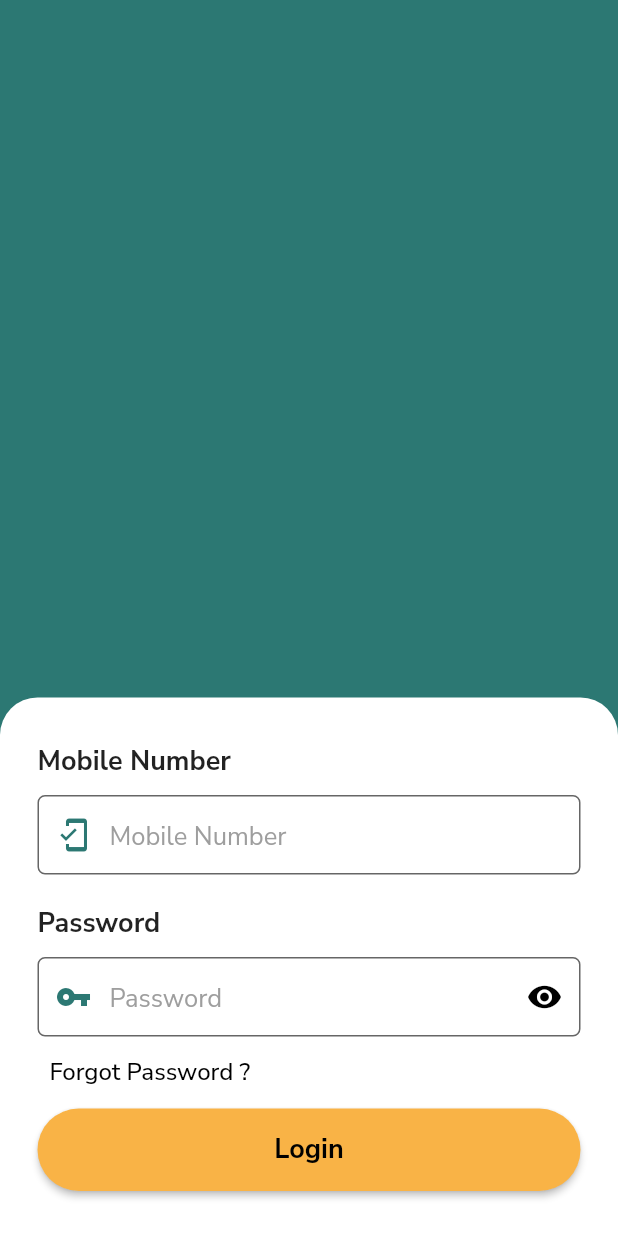
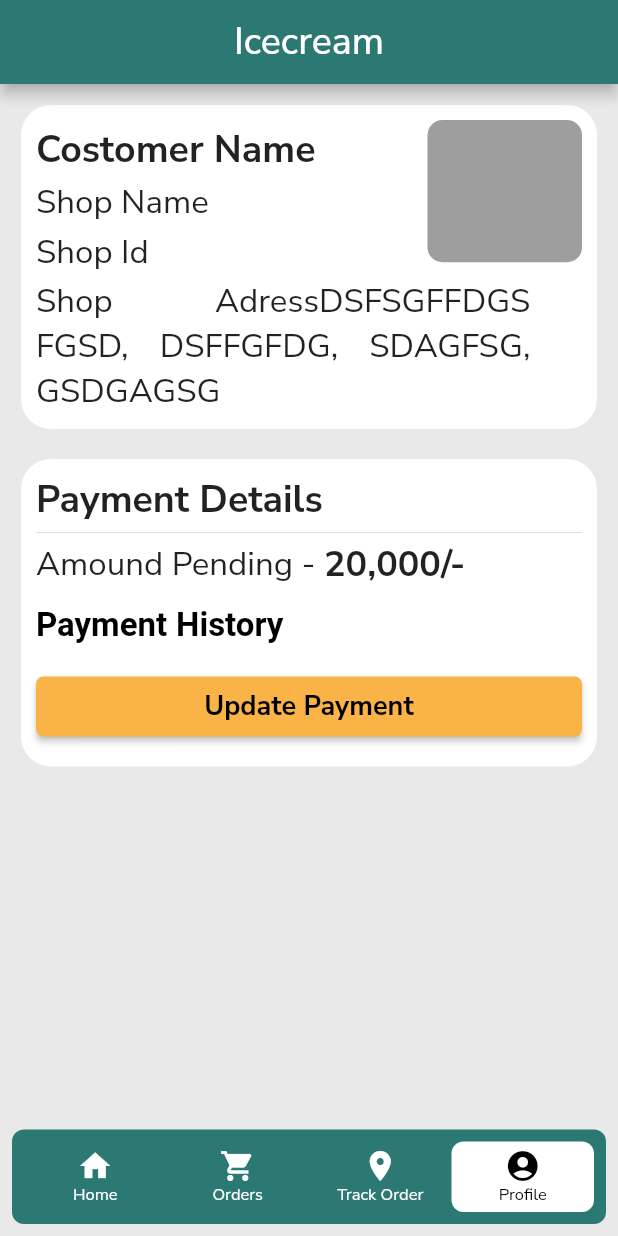
Before and after one commit to prashobkanhangad/adhilapp, a Flutter app: the screen it shows after launch, on a phone screen of 412 x 824 dp. Run offline on Flutter 3.47's test engine with Material 2 defaults, Android fonts, the phone set to English and light mode, and no system bars; drawn by our look-alikes of floating_bottom_navigation_bar; our stand-ins replace google_fonts.

Commit message:
profile payment added

```diff
--- a/lib/core/core.dart
+++ b/lib/core/core.dart
@@ -9,6 +9,7 @@ const kgreycolor =Color.fromARGB(255, 158, 158, 158);
 const kashcolor =Color.fromARGB(255, 233, 233, 233);
 
 
+
 // color ends here
 const heigh10 = SizedBox(height: 10);
 const heigh20 = SizedBox(height: 20);
--- a/lib/main.dart
+++ b/lib/main.dart
@@ -16,13 +16,9 @@ class MyApp extends StatelessWidget {
     return MaterialApp(
       debugShowCheckedModeBanner: false,
       theme: ThemeData(
-        primarySwatch: Colors.blue,
-
-
-       fontFamily: GoogleFonts.nunitoSans().fontFamily,
-       scaffoldBackgroundColor: kprimarycolor
-      ),
-
+          primarySwatch: Colors.blue,
+          fontFamily: GoogleFonts.nunitoSans().fontFamily,
+          scaffoldBackgroundColor: kashcolor),
       home: const SpashScreen(),
     );
   }
--- /dev/null
+++ b/lib/presentation/homescreen/homescreen.dart
@@ -0,0 +1,45 @@
+import 'package:adil_project/core/core.dart';
+import 'package:adil_project/presentation/homescreen/widgets/icecreammodel.dart';
+import 'package:flutter/material.dart';
+
+class HomeScreen extends StatelessWidget {
+  const HomeScreen({super.key});
+
+  @override
+  Widget build(BuildContext context) {
+    return Scaffold(
+
+      body: SafeArea(
+          child: Container(
+        child: Padding(
+          padding: const EdgeInsets.all(10.0),
+          child: Column(
+            children: [
+              Row(
+                children: const [
+                  IcecreamModelWidget(title: 'model'),
+                  width10,
+                  IcecreamModelWidget(title: 'title')
+                ],
+              ),heigh10,
+               Row(
+                children: const [
+                  IcecreamModelWidget(title: 'model'),
+                  width10,
+                  IcecreamModelWidget(title: 'title')
+                ],
+              ),heigh10, Row(
+                children: const [
+                  IcecreamModelWidget(title: 'model'),
+                  width10,
+                  IcecreamModelWidget(title: 'title')
+                ],
+              )
+
+            ],
+          ),
+        ),
+      )),
+    );
+  }
+}
--- /dev/null
+++ b/lib/presentation/homescreen/widgets/icecreammodel.dart
@@ -0,0 +1,18 @@
+import 'package:adil_project/core/core.dart';
+import 'package:flutter/material.dart';
+
+class IcecreamModelWidget extends StatelessWidget {
+ final String title;
+  const IcecreamModelWidget({super.key, required this.title});
+
+  @override
+  Widget build(BuildContext context) {
+    final screensize = MediaQuery.of(context).size;
+    return Container(
+      width: (screensize.width/2)-15,
+      height: 120,
+      decoration: BoxDecoration(color: kprimarycolor, borderRadius: BorderRadius.circular(5)),
+      child: Center(child: Text(title, style: TextStyle(color: kyellowcolor),)),
+    );
+  }
+}
--- a/lib/presentation/loginscreen/loginscreen.dart
+++ b/lib/presentation/loginscreen/loginscreen.dart
@@ -1,4 +1,6 @@
 import 'package:adil_project/core/core.dart';
+import 'package:adil_project/presentation/homescreen/homescreen.dart';
+import 'package:adil_project/presentation/navigationbar/navigationbar.dart';
 import 'package:flutter/material.dart';
 
 class LoginScreen extends StatelessWidget {
@@ -21,7 +23,7 @@ class LoginScreen extends StatelessWidget {
         color: kprimarycolor,
         child: Column(
           children: [
-            Spacer(),
+            const Spacer(),
             Container(
               // height: screenheight / 2,
               width: screenwidth,
@@ -46,7 +48,7 @@ class LoginScreen extends StatelessWidget {
                       ),
                       heigh10,
                       TextFormField(
-                        style: TextStyle(fontSize: 20),
+                        style: const TextStyle(fontSize: 20),
                         autofocus: false,
                         controller: emailcontroller,
                         keyboardType: TextInputType.phone,
@@ -78,7 +80,8 @@ class LoginScreen extends StatelessWidget {
                           border: OutlineInputBorder(
                               borderRadius: BorderRadius.circular(5)),
                           hintText: 'Mobile Number',
-                          hintStyle: const TextStyle(fontSize: 17, color: kgreycolor),
+                          hintStyle:
+                              const TextStyle(fontSize: 17, color: kgreycolor),
                         ),
                       ),
                       heigh20,
@@ -89,7 +92,7 @@ class LoginScreen extends StatelessWidget {
                       ),
                       heigh10,
                       TextFormField(
-                        style: TextStyle(fontSize: 20),
+                        style: const TextStyle(fontSize: 20),
                         autofocus: false,
                         obscureText: true,
                         controller: passwordcontroller,
@@ -112,8 +115,8 @@ class LoginScreen extends StatelessWidget {
                               horizontal: 10.0,
                             ),
                             prefixIcon:
-                                Icon(Icons.vpn_key, color: kprimarycolor),
-                            suffixIcon: Icon(
+                                const Icon(Icons.vpn_key, color: kprimarycolor),
+                            suffixIcon: const Icon(
                               Icons.remove_red_eye,
                               color: kblackcolor,
                             ),
@@ -123,22 +126,29 @@ class LoginScreen extends StatelessWidget {
                             border: OutlineInputBorder(
                                 borderRadius: BorderRadius.circular(5)),
                             hintText: 'Password',
-                            hintStyle: const TextStyle(fontSize: 17, color: kgreycolor)),
+                            hintStyle: const TextStyle(
+                                fontSize: 17, color: kgreycolor)),
                       ),
                       TextButton(
                           onPressed: () {},
                           child: const Text(
                             'Forgot Password ?',
-                            style: TextStyle(fontSize: 16, color: kblackcolor, ),
+                            style: TextStyle(
+                              fontSize: 16,
+                              color: kblackcolor,
+                            ),
                           )),
                       SizedBox(
                         width: double.maxFinite,
                         height: 55,
                         child: ElevatedButton(
-                          onPressed: () {},
+                          onPressed: () {      Navigator.of(context).push(MaterialPageRoute(
+                                  builder: (context) =>  BottomnavScreen(selectedindex: 3,)));},
                           style: ButtonStyle(
-                            backgroundColor: MaterialStateProperty.all<Color>(kyellowcolor),
-                            foregroundColor: MaterialStateProperty.all<Color>(kblackcolor),
+                            backgroundColor:
+                                MaterialStateProperty.all<Color>(kyellowcolor),
+                            foregroundColor:
+                                MaterialStateProperty.all<Color>(kblackcolor),
                             shape: MaterialStateProperty.all<
                                 RoundedRectangleBorder>(
                               RoundedRectangleBorder(
@@ -146,14 +156,14 @@ class LoginScreen extends StatelessWidget {
                               ),
                             ),
                           ),
-                          child: const Text(
-                            'Login',
-                            style: TextStyle(
-                                fontSize: 18, fontWeight: FontWeight.bold),
+                          child:  const Text('Login',
+                                style: TextStyle(
+                                    fontSize: 18, fontWeight: FontWeight.bold)),
                           ),
-                        ),
+
                       ),
-                     heigh20,heigh10
+                      heigh20,
+                      heigh10
                     ],
                   ),
                 ),
--- /dev/null
+++ b/lib/presentation/navigationbar/navigationbar.dart
@@ -0,0 +1,69 @@
+import 'package:adil_project/core/core.dart';
+import 'package:adil_project/presentation/homescreen/homescreen.dart';
+import 'package:adil_project/presentation/profile/profilescreen.dart';
+import 'package:adil_project/presentation/track/trackscreen.dart';
+import 'package:floating_bottom_navigation_bar/floating_bottom_navigation_bar.dart';
+import 'package:flutter/material.dart';
+
+class BottomnavScreen extends StatefulWidget {
+  int selectedindex;
+  BottomnavScreen({
+    required this.selectedindex,
+    super.key,
+  });
+
+  @override
+  State<BottomnavScreen> createState() => _BottomNavState();
+}
+
+class _BottomNavState extends State<BottomnavScreen> {
+  @override
+  void initState() {
+    // TODO: implement initState
+
+    super.initState();
+  }
+
+  // int _currentSelectedIndex = widget.selectedindex;
+
+  final pages = [
+    const HomeScreen(),
+    const HomeScreen(),
+     TrackScreen(),
+    const ProfileScreen(),
+  ];
+
+  @override
+  Widget build(BuildContext context) {
+    return Scaffold(
+      appBar: AppBar(
+        automaticallyImplyLeading: false,
+        backgroundColor: kprimarycolor,
+        leadingWidth: 70,
+        title: const Text(
+          'Icecream',
+          style: TextStyle(fontSize: 25),
+        ),
+        centerTitle: true,
+      ),
+      //If you want to show body behind the navbar, it should be true
+      extendBody: true,
+      body: pages[widget.selectedindex],
+      bottomNavigationBar: FloatingNavbar(
+        backgroundColor: kprimarycolor,
+        currentIndex: widget.selectedindex,
+        onTap: (newIndex) {
+          setState(() {
+            widget.selectedindex = newIndex;
+          });
+        },
+        items: [
+          FloatingNavbarItem(icon: Icons.home, title: 'Home'),
+          FloatingNavbarItem(icon: Icons.shopping_cart, title: 'Orders'),
+          FloatingNavbarItem(icon: Icons.location_on, title: 'Track Order'),
+          FloatingNavbarItem(icon: Icons.account_circle, title: 'Profile'),
+        ],
+      ),
+    );
+  }
+}
--- /dev/null
+++ b/lib/presentation/profile/profilescreen.dart
@@ -0,0 +1,25 @@
+import 'package:adil_project/core/core.dart';
+import 'package:adil_project/presentation/profile/widgets/secondContainer.dart';
+import 'package:adil_project/presentation/profile/widgets/topcontainer.dart';
+import 'package:flutter/material.dart';
+
+class ProfileScreen extends StatelessWidget {
+  const ProfileScreen({super.key});
+
+  @override
+  Widget build(BuildContext context) {
+    return Scaffold(
+      body: SafeArea(
+          child: Padding(
+        padding: const EdgeInsets.all(14.0),
+        child: Column(
+          children: const [
+            topContainer(),
+            heigh20,
+            SecondContainer(),
+          ],
+        ),
+      )),
+    );
+  }
+}
--- /dev/null
+++ b/lib/presentation/profile/widgets/secondContainer.dart
@@ -0,0 +1,79 @@
+import 'package:adil_project/core/core.dart';
+import 'package:flutter/cupertino.dart';
+import 'package:flutter/material.dart';
+
+class SecondContainer extends StatelessWidget {
+  const SecondContainer({super.key});
+
+  @override
+  Widget build(BuildContext context) {
+    return Container(
+      width: double.maxFinite,
+      // height: 200,
+      decoration: BoxDecoration(
+          borderRadius: BorderRadius.circular(20), color: kwhitecolor),
+      child: Padding(
+        padding: const EdgeInsets.all(10.0),
+        child: Column(
+          crossAxisAlignment: CrossAxisAlignment.start,
+          children: [
+            const Text(
+              'Payment Details ',
+              style: TextStyle(fontSize: 25, fontWeight: FontWeight.bold),
+            ),
+            Divider(
+              height: 10,
+            ),
+            Row(
+              children: const [
+                Text('Amound Pending - ',
+                    style: TextStyle(
+                      fontSize: 22,
+                    )),
+                Text('20,000/-',
+                    style:
+                        TextStyle(fontSize: 24, fontWeight: FontWeight.bold)),
+              ],
+            ),
+            TextButton(
+                style: TextButton.styleFrom(foregroundColor: kblackcolor,
+                    padding: EdgeInsets.zero,
+                  textStyle: TextStyle(fontSize: 22, fontWeight: FontWeight.bold)
+                    ),
+                onPressed: () {},
+                child: const Text(
+                  'Payment History',
+
+                  // TextStyle(
+                  //     fontSize: 22,
+                  //     fontWeight: FontWeight.bold,
+                  //     color: kblackcolor),
+                )),
+            heigh10,
+            SizedBox(
+              width: double.maxFinite,
+              height: 40,
+              child: ElevatedButton(
+                onPressed: () {},
+                style: ButtonStyle(
+                  backgroundColor:
+                      MaterialStateProperty.all<Color>(kyellowcolor),
+                  foregroundColor:
+                      MaterialStateProperty.all<Color>(kblackcolor),
+                  shape: MaterialStateProperty.all<RoundedRectangleBorder>(
+                    RoundedRectangleBorder(
+                      borderRadius: BorderRadius.circular(5.0),
+                    ),
+                  ),
+                ),
+                child: const Text('Update Payment',
+                    style:
+                        TextStyle(fontSize: 18, fontWeight: FontWeight.bold)),
+              ),
+            ),heigh10
+          ],
+        ),
+      ),
+    );
+  }
+}
--- /dev/null
+++ b/lib/presentation/profile/widgets/topcontainer.dart
@@ -0,0 +1,93 @@
+// ignore_for_file: prefer_const_literals_to_create_immutables
+
+import 'package:adil_project/core/core.dart';
+import 'package:flutter/cupertino.dart';
+
+class topContainer extends StatelessWidget {
+  const topContainer({super.key});
+
+  @override
+  Widget build(BuildContext context) {
+    final screenwidth = MediaQuery.of(context).size.width;
+    return Container(
+      width: double.maxFinite,
+      // height: 200,
+      decoration: BoxDecoration(
+          color: kwhitecolor, borderRadius: BorderRadius.circular(20)),
+      child: Padding(
+        padding: const EdgeInsets.all(10.0),
+        child: Column(
+          crossAxisAlignment: CrossAxisAlignment.start,
+          children: [
+            Row(
+              crossAxisAlignment: CrossAxisAlignment.start,
+              children: [
+                Column(
+                  crossAxisAlignment: CrossAxisAlignment.start,
+                  children: [
+                    const SizedBox(
+                      height: 3,
+                    ),
+                    SizedBox(
+                      width: screenwidth * 0.6,
+                      child: const Text(
+                        'Costomer Name ',
+                        style: TextStyle(
+                            fontSize: 25, fontWeight: FontWeight.bold),
+                        maxLines: 2,
+                      ),
+                    ),
+                    const SizedBox(
+                      height: 3,
+                    ),
+                    SizedBox(
+                      width: screenwidth * 0.6,
+                      child: const Text(
+                        'Shop Name ',
+                        textAlign: TextAlign.justify,
+                        style: TextStyle(fontSize: 22),
+                        maxLines: 2,
+                      ),
+                    ),
+                    const SizedBox(
+                      height: 3,
+                    ),
+                    SizedBox(
+                      width: screenwidth * 0.6,
+                      child: const Text(
+                        'Shop Id ',
+                        textAlign: TextAlign.justify,
+                        style: TextStyle(fontSize: 22),
+                        maxLines: 1,
+                      ),
+                    ),
+                    const SizedBox(
+                      height: 3,
+                    ),
+                  ],
+                ),
+                const Spacer(),
+                Container(
+                  width: screenwidth * 0.25,
+                  height: screenwidth * 0.23,
+                  decoration: BoxDecoration(
+                      color: kgreycolor,
+                      borderRadius: BorderRadius.circular(10)),
+                ),
+              ],
+            ),
+            Container(
+              width: screenwidth * 0.8,
+              child: const Text(
+                'Shop AdressDSFSGFFDGS FGSD, DSFFGFDG, SDAGFSG, GSDGAGSG',
+                textAlign: TextAlign.justify,
+                style: TextStyle(fontSize: 22),
+                maxLines: 4,
+              ),
+            ),
+          ],
+        ),
+      ),
+    );
+  }
+}
--- a/lib/presentation/splashscreen/splashscreen.dart
+++ b/lib/presentation/splashscreen/splashscreen.dart
@@ -2,6 +2,7 @@ import 'dart:developer';
 
 import 'package:adil_project/core/core.dart';
 import 'package:adil_project/presentation/loginscreen/loginscreen.dart';
+import 'package:adil_project/presentation/navigationbar/navigationbar.dart';
 import 'package:flutter/material.dart';
 
 class SpashScreen extends StatelessWidget {
@@ -22,7 +23,8 @@ class SpashScreen extends StatelessWidget {
   Future<void> gotoLogin(context) async {
     await Future.delayed(Duration(seconds: 3));
     Navigator.of(context).push(MaterialPageRoute(
-      builder: (context) => LoginScreen(),
+      builder: (context) => BottomnavScreen(selectedindex: 3)
+      //  LoginScreen(),
     ));
   }
 }
--- /dev/null
+++ b/lib/presentation/track/trackscreen.dart
@@ -0,0 +1,60 @@
+// import 'dart:async';
+
+// import 'package:flutter/material.dart';
+// import 'package:google_maps_flutter/google_maps_flutter.dart';
+
+
+
+// class TrackScreen extends StatefulWidget {
+//   @override
+//   State<TrackScreen> createState() => TrackScreenState();
+// }
+
+// class TrackScreenState extends State<TrackScreen> {
+//   final Completer<GoogleMapController> _controller = Completer();
+
+//   static const CameraPosition _kGooglePlex = CameraPosition(
+//     target: LatLng(37.42796133580664, -122.085749655962),
+//     zoom: 14.4746,
+//   );
+
+//   static const CameraPosition _kLake = CameraPosition(
+//       bearing: 192.8334901395799,
+//       target: LatLng(37.43296265331129, -122.08832357078792),
+//       tilt: 59.440717697143555,
+//       zoom: 19.151926040649414);
+
+//   @override
+//   Widget build(BuildContext context) {
+//     return Scaffold(
+//       body: GoogleMap(
+//         mapType: MapType.hybrid,
+//         initialCameraPosition: _kGooglePlex,
+//         onMapCreated: (GoogleMapController controller) {
+//           _controller.complete(controller);
+//         },
+//       ),
+//       floatingActionButton: FloatingActionButton.extended(
+//         onPressed: _goToTheLake,
+//         label: Text('To the lake!'),
+//         icon: Icon(Icons.directions_boat),
+//       ),
+//     );
+//   }
+
+//   Future<void> _goToTheLake() async {
+//     final GoogleMapController controller = await _controller.future;
+//     controller.animateCamera(CameraUpdate.newCameraPosition(_kLake));
+//   }
+// }
+
+import 'package:flutter/cupertino.dart';
+
+class TrackScreen extends StatelessWidget {
+  const TrackScreen({super.key});
+
+  @override
+  Widget build(BuildContext context) {
+    return Container();
+  }
+}
```
Also changed, not shown: pubspec.yaml (+2 -6 lines), pubspec.lock, 2 other files.
